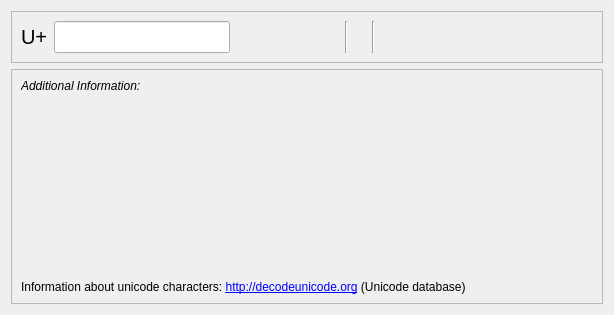
Before: the Qt Designer form src/widgets/unicodedialog_ui.ui in KDE/kdenlive, drawn with Qt 5.
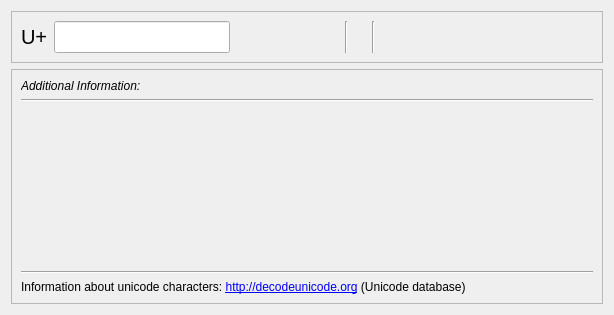
After: the same form once the commit is applied.

Commit message: dialog adjusted (horizontal lines added)

The edit to the form file:
```diff
--- a/src/widgets/unicodedialog_ui.ui
+++ b/src/widgets/unicodedialog_ui.ui
@@ -157,7 +157,7 @@
       <enum>QFrame::Raised</enum>
      </property>
      <layout class="QGridLayout" name="gridLayout_3">
-      <item row="2" column="0">
+      <item row="4" column="0">
        <widget class="QLabel" name="label_6">
         <property name="locale">
          <locale language="English" country="UnitedStates"/>
@@ -170,7 +170,7 @@
         </property>
        </widget>
       </item>
-      <item row="1" column="0">
+      <item row="2" column="0">
        <widget class="QLabel" name="labelInfoText">
         <property name="sizePolicy">
          <sizepolicy hsizetype="Preferred" vsizetype="Expanding">
@@ -207,6 +207,20 @@
         </property>
        </widget>
       </item>
+      <item row="1" column="0">
+       <widget class="Line" name="line">
+        <property name="orientation">
+         <enum>Qt::Horizontal</enum>
+        </property>
+       </widget>
+      </item>
+      <item row="3" column="0">
+       <widget class="Line" name="line_4">
+        <property name="orientation">
+         <enum>Qt::Horizontal</enum>
+        </property>
+       </widget>
+      </item>
      </layout>
     </widget>
    </item>
```
